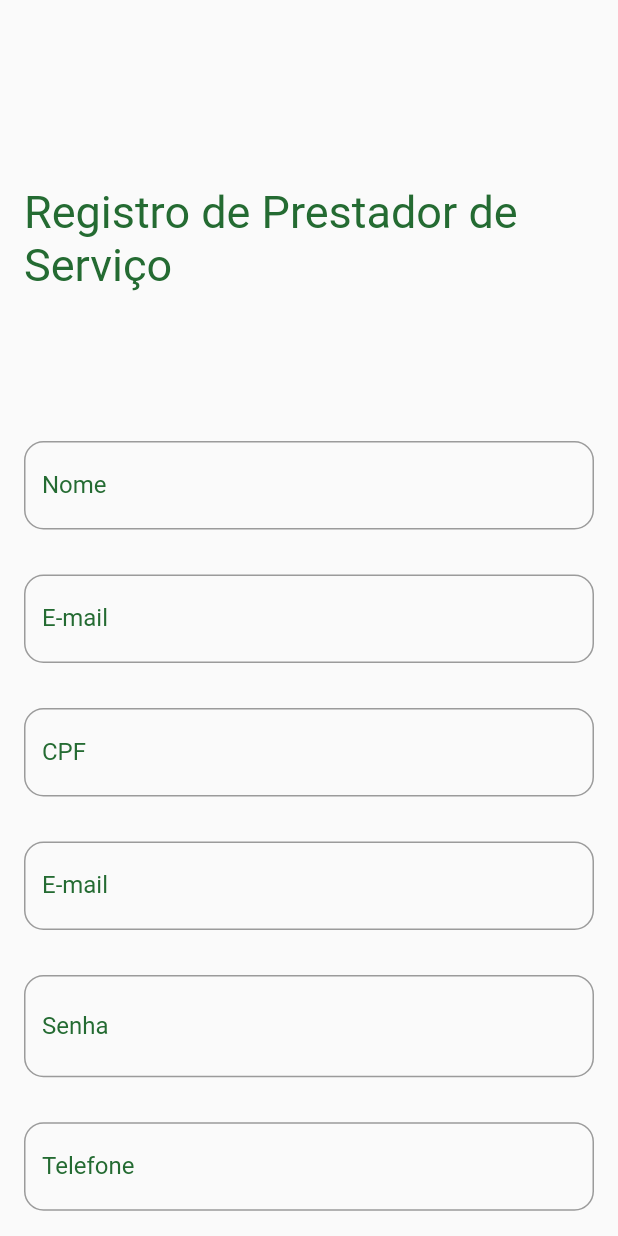
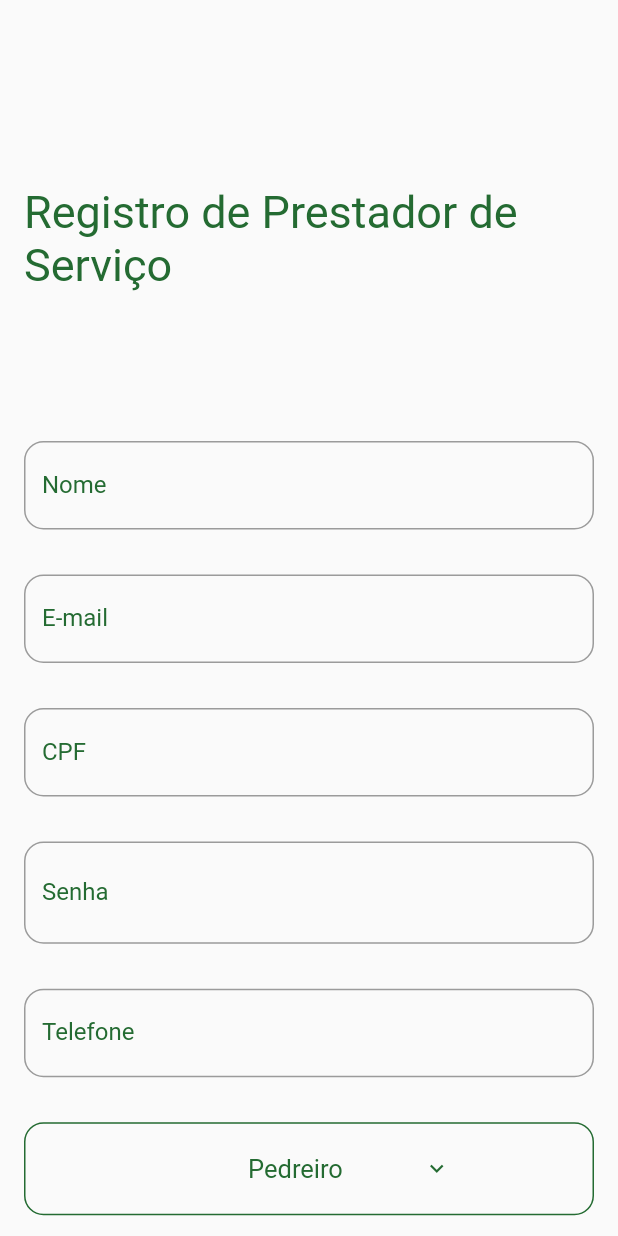
Before and after one commit to LessaApolinario/contratado, a Flutter app: the RegisterServiceProviderPage screen opened by its route, on a phone screen of 412 x 824 dp. Run offline on Flutter 3.47's test engine with Material 2 defaults, Android fonts, the phone set to English and light mode, and no system bars; our stand-ins replace sqflite; accounts and stored records are empty.

Commit message:
Add register function for service providers

```diff
--- a/lib/pages/registerServiceProvider_page.dart
+++ b/lib/pages/registerServiceProvider_page.dart
@@ -1,3 +1,6 @@
+import 'package:contratado/database/dao/implementations/user_dao.dart';
+import 'package:contratado/database/implementations/sqlite_database.dart';
+import 'package:contratado/models/user.dart';
 import 'package:flutter/material.dart';
 
 class RegisterServiceProviderPage extends StatefulWidget {
@@ -10,6 +13,12 @@ class RegisterServiceProviderPage extends StatefulWidget {
 
 class _RegisterServiceProviderPageState
     extends State<RegisterServiceProviderPage> {
+  final GlobalKey<FormState> _formKey = GlobalKey<FormState>();
+  TextEditingController nameController = TextEditingController();
+  TextEditingController emailController = TextEditingController();
+  TextEditingController cpfController = TextEditingController();
+  TextEditingController passwordController = TextEditingController();
+  TextEditingController phoneController = TextEditingController();
   bool _isHidden = true;
 
   String dropdownvalue = 'Pedreiro';
@@ -32,6 +41,7 @@ class _RegisterServiceProviderPageState
             horizontal: 16,
           ),
           child: Form(
+            key: _formKey,
             child: Column(
               crossAxisAlignment: CrossAxisAlignment.center,
               mainAxisSize: MainAxisSize.max,
@@ -52,6 +62,7 @@ class _RegisterServiceProviderPageState
                   height: 100,
                 ),
                 TextFormField(
+                  controller: nameController,
                   decoration: const InputDecoration(
                     border: OutlineInputBorder(
                       borderRadius: BorderRadius.all(
@@ -80,6 +91,7 @@ class _RegisterServiceProviderPageState
                   height: 30,
                 ),
                 TextFormField(
+                  controller: emailController,
                   decoration: const InputDecoration(
                     border: OutlineInputBorder(
                       borderRadius: BorderRadius.all(
@@ -108,6 +120,7 @@ class _RegisterServiceProviderPageState
                   height: 30,
                 ),
                 TextFormField(
+                  controller: cpfController,
                   decoration: const InputDecoration(
                     border: OutlineInputBorder(
                       borderRadius: BorderRadius.all(
@@ -136,34 +149,7 @@ class _RegisterServiceProviderPageState
                   height: 30,
                 ),
                 TextFormField(
-                  decoration: const InputDecoration(
-                    border: OutlineInputBorder(
-                      borderRadius: BorderRadius.all(
-                        Radius.circular(13),
-                      ),
-                    ),
-                    focusedBorder: OutlineInputBorder(
-                      borderSide: BorderSide(
-                        color: Color(0xFF246B32),
-                        width: 2,
-                      ),
-                      borderRadius: BorderRadius.all(
-                        Radius.circular(13),
-                      ),
-                    ),
-                    labelText: "E-mail",
-                    hintText: "E-mail",
-                    focusColor: Color(0xFF246B32),
-                    fillColor: Color(0xFF246B32),
-                    labelStyle: TextStyle(
-                      color: Color(0xFF246B32),
-                    ),
-                  ),
-                ),
-                const SizedBox(
-                  height: 30,
-                ),
-                TextFormField(
+                  controller: passwordController,
                   decoration: InputDecoration(
                     border: const OutlineInputBorder(
                       borderRadius: BorderRadius.all(
@@ -199,6 +185,7 @@ class _RegisterServiceProviderPageState
                   height: 30,
                 ),
                 TextFormField(
+                  controller: phoneController,
                   decoration: const InputDecoration(
                     border: OutlineInputBorder(
                       borderRadius: BorderRadius.all(
@@ -286,7 +273,7 @@ class _RegisterServiceProviderPageState
                     fixedSize: const Size(220, 40),
                     shape: const StadiumBorder(),
                   ),
-                  onPressed: () {},
+                  onPressed: register,
                   child: const Text(
                     "Registrar-se",
                     style: TextStyle(
@@ -303,6 +290,27 @@ class _RegisterServiceProviderPageState
     );
   }
 
+  void register() async {
+    User user = User(
+      type: "service provider",
+      name: nameController.text,
+      email: emailController.text,
+      cpf: cpfController.text,
+      password: passwordController.text,
+      phone: phoneController.text,
+      specialty: dropdownvalue,
+    );
+    SQLiteDatabase sqLiteDatabase = SQLiteDatabase();
+    UserDAO userDAO = UserDAO(sqLiteDatabase);
+    bool registedServiceProvider = await userDAO.registerServiceProvider(user);
+    bool isFormKeyValid = _formKey.currentState!.validate();
+
+    if (isFormKeyValid && registedServiceProvider) {
+      // ignore: use_build_context_synchronously
+      Navigator.pushNamed(context, '/');
+    }
+  }
+
   void _togglePasswordView() {
     setState(() {
       _isHidden = !_isHidden;
```
